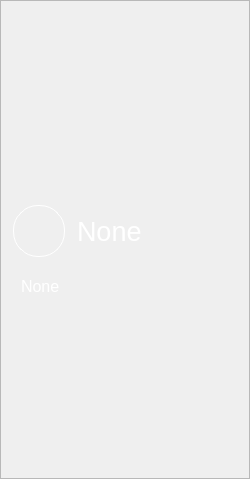
The window that Client/source/feint/pane/menu/feintmenu.ui (feint123/Emoji) describes before a commit, drawn with Qt 5.
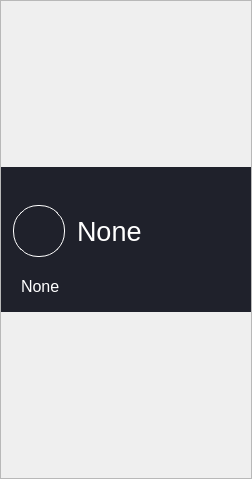
The same window after the commit. Icons and pictures are not drawn.

Patch:
```diff
--- a/Client/source/feint/pane/menu/feintmenu.ui
+++ b/Client/source/feint/pane/menu/feintmenu.ui
@@ -6,7 +6,7 @@
    <rect>
     <x>0</x>
     <y>0</y>
-    <width>250</width>
+    <width>252</width>
     <height>479</height>
    </rect>
   </property>
@@ -91,7 +91,7 @@
         <property name="styleSheet">
          <string notr="true">QFrame{
 	border:none;
-	background:url(:/header.png);
+	background:#1f212b;
 }
 #portrait{
 border:1px solid #fff;
```
